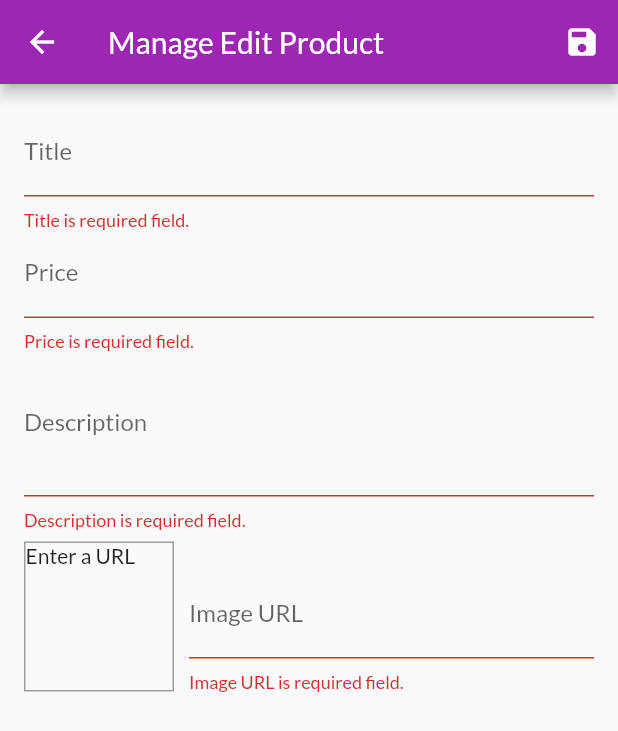
After one commit to bladerangel/shop_web_app, a Flutter app: the ManageEditProductScreen screen opened by its route, after a tap on the "save" icon, on a phone screen of 412 x 824 dp. The commit adds this screen. Shown: the top 731 px of the screen. Run offline on Flutter 3.47's test engine with Material 2 defaults, Android fonts, the phone set to English and light mode, and no system bars; network calls fail.

Commit message:
Create manage products

```diff
--- a/lib/main.dart
+++ b/lib/main.dart
@@ -1,5 +1,7 @@
 import 'package:flutter/material.dart';
 import 'package:provider/provider.dart';
+import './screens/manage_edit_product_screen.dart';
+import './screens/manage_products_screen.dart';
 import './screens/orders_screen.dart';
 import './providers/orders_provider.dart';
 import './screens/cart_screen.dart';
@@ -37,6 +39,8 @@ class App extends StatelessWidget {
           ProductDetailScreen.route: (ctx) => ProductDetailScreen(),
           CartScreen.route: (ctx) => CartScreen(),
           OrderScreen.route: (ctx) => OrderScreen(),
+          ManageProductsScreen.route: (ctx) => ManageProductsScreen(),
+          ManageEditProductScreen.route: (ctx) => ManageEditProductScreen(),
         },
       ),
     );
--- a/lib/providers/cart_provider.dart
+++ b/lib/providers/cart_provider.dart
@@ -11,6 +11,17 @@ class CartItem {
     @required this.product,
     @required this.quantity,
   });
+
+  CartItem copy({
+    int id,
+    ProductProvider product,
+    int quantity,
+  }) =>
+      CartItem(
+        id: id ?? this.id,
+        product: product ?? this.product,
+        quantity: quantity ?? this.quantity,
+      );
 }
 
 class CartProvider with ChangeNotifier {
@@ -43,12 +54,7 @@ class CartProvider with ChangeNotifier {
         ),
       );
     } else {
-      final item = _items[index];
-      _items[index] = CartItem(
-        id: item.id,
-        product: item.product,
-        quantity: item.quantity + 1,
-      );
+      _items[index] = _items[index].copy(quantity: _items[index].quantity + 1);
     }
 
     notifyListeners();
@@ -60,15 +66,10 @@ class CartProvider with ChangeNotifier {
       return;
     }
 
-    final item = _items[index];
     if (_items[index].quantity > 1) {
-      _items[index] = CartItem(
-        id: item.id,
-        product: item.product,
-        quantity: item.quantity - 1,
-      );
+      _items[index] = _items[index].copy(quantity: _items[index].quantity - 1);
     } else {
-      _items.remove(item);
+      _items.remove(_items[index]);
     }
 
     notifyListeners();
--- a/lib/providers/orders_provider.dart
+++ b/lib/providers/orders_provider.dart
@@ -11,6 +11,17 @@ class OrderItem {
     @required this.cart,
     @required this.dateTime,
   });
+
+  OrderItem copy({
+    int id,
+    CartProvider cart,
+    DateTime dateTime,
+  }) =>
+      OrderItem(
+        id: id ?? this.id,
+        cart: cart ?? this.cart,
+        dateTime: dateTime ?? this.dateTime,
+      );
 }
 
 class OrdersProvider with ChangeNotifier {
@@ -21,7 +32,7 @@ class OrdersProvider with ChangeNotifier {
     _orders.insert(
       0,
       OrderItem(
-        id: DateTime.now().microsecondsSinceEpoch,
+        id: DateTime.now().millisecondsSinceEpoch,
         cart: cart,
         dateTime: DateTime.now(),
       ),
--- a/lib/providers/product_provider.dart
+++ b/lib/providers/product_provider.dart
@@ -17,6 +17,23 @@ class ProductProvider with ChangeNotifier {
     this.isFavorite = false,
   });
 
+  ProductProvider copy({
+    int id,
+    String title,
+    String description,
+    double price,
+    String imageUrl,
+    bool isFavorite,
+  }) =>
+      ProductProvider(
+        id: id ?? this.id,
+        title: title ?? this.title,
+        description: description ?? this.description,
+        price: price ?? this.price,
+        imageUrl: imageUrl ?? this.imageUrl,
+        isFavorite: isFavorite ?? this.isFavorite,
+      );
+
   void toogleFavorite() {
     isFavorite = !isFavorite;
     notifyListeners();
--- a/lib/providers/products_provider.dart
+++ b/lib/providers/products_provider.dart
@@ -48,11 +48,24 @@ class ProductsProvider with ChangeNotifier {
   void addProduct(
     ProductProvider product,
   ) {
-    _products.add(product);
+    ProductProvider newProduct =
+        product.copy(id: DateTime.now().millisecondsSinceEpoch);
+    _products.add(newProduct);
     notifyListeners();
   }
 
-  ProductProvider findById(int id) => _products.firstWhere(
-        (product) => product.id == id,
-      );
+  updateProduct(
+    ProductProvider product,
+  ) {
+    int index = _products.indexWhere((product) => product == product);
+    _products[index] = product;
+    notifyListeners();
+  }
+
+  deleteProduct(
+    ProductProvider product,
+  ) {
+    _products.remove(product);
+    notifyListeners();
+  }
 }
--- /dev/null
+++ b/lib/screens/manage_edit_product_screen.dart
@@ -0,0 +1,247 @@
+import 'package:flutter/material.dart';
+import 'package:provider/provider.dart';
+import '../providers/product_provider.dart';
+import '../providers/products_provider.dart';
+
+class ManageEditProductScreen extends StatefulWidget {
+  static const route = '/manage_edit_product';
+
+  @override
+  _ManageEditProductScreenState createState() =>
+      _ManageEditProductScreenState();
+}
+
+class _ManageEditProductScreenState extends State<ManageEditProductScreen> {
+  final _priceFocusNode = FocusNode();
+  final _descriptionFocusNode = FocusNode();
+  final _imageUrlFocusNode = FocusNode();
+  final _imageUrlController = TextEditingController();
+  final _form = GlobalKey<FormState>();
+  bool _isInit = true;
+
+  ProductProvider _editProduct = ProductProvider(
+    id: null,
+    title: null,
+    description: null,
+    price: null,
+    imageUrl: null,
+  );
+
+  @override
+  void initState() {
+    _imageUrlFocusNode.addListener(_updateImageUrl);
+    super.initState();
+  }
+
+  @override
+  void didChangeDependencies() {
+    if (_isInit) {
+      final ProductProvider product = ModalRoute.of(context).settings.arguments;
+      if (product != null) {
+        _editProduct = product;
+        _imageUrlController.text = _editProduct.imageUrl;
+      }
+    }
+    _isInit = false;
+    super.didChangeDependencies();
+  }
+
+  @override
+  void dispose() {
+    _priceFocusNode.dispose();
+    _descriptionFocusNode.dispose();
+    _imageUrlFocusNode.removeListener(_updateImageUrl);
+    _imageUrlFocusNode.dispose();
+    _imageUrlController.dispose();
+    super.dispose();
+  }
+
+  void _updateImageUrl() {
+    if (!_imageUrlFocusNode.hasFocus &&
+        ((!_imageUrlController.text.startsWith('http') &&
+                !_imageUrlController.text.startsWith('https')) ||
+            (!_imageUrlController.text.endsWith('.jpg') &&
+                !_imageUrlController.text.endsWith('.jpeg') &&
+                !_imageUrlController.text.endsWith('.png')))) {
+      return;
+    }
+    setState(() {});
+  }
+
+  void _saveForm() {
+    if (!_form.currentState.validate()) {
+      return;
+    }
+    _form.currentState.save();
+
+    if (_editProduct.id != null) {
+      final ProductsProvider productsProvider =
+          Provider.of<ProductsProvider>(context, listen: false);
+      productsProvider.updateProduct(_editProduct);
+    } else {
+      final ProductsProvider productsProvider =
+          Provider.of<ProductsProvider>(context, listen: false);
+      productsProvider.addProduct(_editProduct);
+    }
+
+    Navigator.of(context).pop();
+  }
+
+  @override
+  Widget build(BuildContext context) {
+    return Scaffold(
+      appBar: AppBar(
+        title: Text(
+          'Manage Edit Product',
+        ),
+        actions: [
+          IconButton(
+            icon: Icon(
+              Icons.save,
+            ),
+            onPressed: _saveForm,
+          ),
+        ],
+      ),
+      body: Padding(
+        padding: EdgeInsets.all(16.0),
+        child: Form(
+          key: _form,
+          child: ListView(
+            children: [
+              TextFormField(
+                initialValue: _editProduct.title,
+                decoration: InputDecoration(
+                  labelText: 'Title',
+                ),
+                textInputAction: TextInputAction.next,
+                onFieldSubmitted: (value) =>
+                    FocusScope.of(context).requestFocus(
+                  _priceFocusNode,
+                ),
+                onSaved: (value) => _editProduct = _editProduct.copy(
+                  title: value,
+                ),
+                validator: (value) =>
+                    value.isEmpty ? 'Title is required field.' : null,
+              ),
+              TextFormField(
+                initialValue: _editProduct.price?.toString(),
+                decoration: InputDecoration(
+                  labelText: 'Price',
+                ),
+                textInputAction: TextInputAction.next,
+                keyboardType: TextInputType.number,
+                focusNode: _priceFocusNode,
+                onFieldSubmitted: (value) =>
+                    FocusScope.of(context).requestFocus(
+                  _descriptionFocusNode,
+                ),
+                onSaved: (value) => _editProduct = _editProduct.copy(
+                  price: double.parse(value),
+                ),
+                validator: (value) {
+                  if (value.isEmpty) {
+                    return 'Price is required field.';
+                  }
+
+                  if (double.tryParse(value) == null) {
+                    return 'Price is invalid number.';
+                  }
+
+                  if (double.tryParse(value) <= 0) {
+                    return 'Price must be greater than 0.';
+                  }
+
+                  return null;
+                },
+              ),
+              TextFormField(
+                initialValue: _editProduct.description,
+                decoration: InputDecoration(
+                  labelText: 'Description',
+                ),
+                maxLines: 3,
+                keyboardType: TextInputType.multiline,
+                focusNode: _descriptionFocusNode,
+                onSaved: (value) => _editProduct = _editProduct.copy(
+                  description: value,
+                ),
+                validator: (value) {
+                  if (value.isEmpty) {
+                    return 'Description is required field.';
+                  }
+
+                  if (value.length < 10) {
+                    return 'Description must be greater than 10.';
+                  }
+
+                  return null;
+                },
+              ),
+              Row(
+                crossAxisAlignment: CrossAxisAlignment.end,
+                children: [
+                  Container(
+                    width: 100,
+                    height: 100,
+                    margin: EdgeInsets.only(
+                      top: 8,
+                      right: 10,
+                    ),
+                    decoration: BoxDecoration(
+                      border: Border.all(
+                        width: 1,
+                        color: Colors.grey,
+                      ),
+                    ),
+                    child: _imageUrlController.text.isEmpty
+                        ? Text('Enter a URL')
+                        : FittedBox(
+                            child: Image.network(_imageUrlController.text),
+                            fit: BoxFit.cover,
+                          ),
+                  ),
+                  Expanded(
+                    child: TextFormField(
+                      decoration: InputDecoration(
+                        labelText: 'Image URL',
+                      ),
+                      keyboardType: TextInputType.url,
+                      textInputAction: TextInputAction.done,
+                      controller: _imageUrlController,
+                      focusNode: _imageUrlFocusNode,
+                      onFieldSubmitted: (value) {
+                        _saveForm();
+                      },
+                      onSaved: (value) => _editProduct = _editProduct.copy(
+                        imageUrl: value,
+                      ),
+                      validator: (value) {
+                        if (value.isEmpty) {
+                          return 'Image URL is required field.';
+                        }
+
+                        if (!value.startsWith('http') &&
+                            !value.startsWith('https')) {
+                          return 'Image URL is invalid url.';
+                        }
+
+                        if (!value.endsWith('.jpg') &&
+                            !value.endsWith('.jpeg') &&
+                            !value.endsWith('.png')) {
+                          return 'Image URL is invalid extension.';
+                        }
+                        return null;
+                      },
+                    ),
+                  ),
+                ],
+              ),
+            ],
+          ),
+        ),
+      ),
+    );
+  }
+}
--- a/lib/screens/product_detail_screen.dart
+++ b/lib/screens/product_detail_screen.dart
@@ -1,15 +1,14 @@
 import 'package:flutter/material.dart';
-import 'package:provider/provider.dart';
-import '../providers/products_provider.dart';
+
+import '../providers/product_provider.dart';
 
 class ProductDetailScreen extends StatelessWidget {
   static const route = '/product_detail';
 
   @override
   Widget build(BuildContext context) {
-    final id = ModalRoute.of(context).settings.arguments;
-    final product =
-        Provider.of<ProductsProvider>(context, listen: false).findById(id);
+    final ProductProvider product = ModalRoute.of(context).settings.arguments;
+
     return Scaffold(
       appBar: AppBar(
         title: Text(product.title),
--- /dev/null
+++ b/lib/widgets/manage_product_widget.dart
@@ -0,0 +1,51 @@
+import 'package:flutter/material.dart';
+import 'package:provider/provider.dart';
+import '../providers/products_provider.dart';
+import '../providers/product_provider.dart';
+import '../screens/manage_edit_product_screen.dart';
+
+class ManageProductWidget extends StatelessWidget {
+  final ProductProvider product;
+
+  const ManageProductWidget({
+    Key key,
+    @required this.product,
+  }) : super(key: key);
+  @override
+  Widget build(BuildContext context) {
+    return ListTile(
+      title: Text(
+        product.title,
+      ),
+      leading: CircleAvatar(
+        backgroundImage: NetworkImage(
+          product.imageUrl,
+        ),
+      ),
+      trailing: Container(
+        width: 100,
+        child: Row(
+          children: [
+            IconButton(
+              icon: Icon(Icons.edit),
+              onPressed: () => Navigator.of(context).pushNamed(
+                ManageEditProductScreen.route,
+                arguments: product,
+              ),
+              color: Theme.of(context).primaryColor,
+            ),
+            IconButton(
+              icon: Icon(Icons.delete),
+              onPressed: () {
+                final ProductsProvider productsProvider =
+                    Provider.of<ProductsProvider>(context, listen: false);
+                productsProvider.deleteProduct(product);
+              },
+              color: Theme.of(context).errorColor,
+            ),
+          ],
+        ),
+      ),
+    );
+  }
+}
--- a/lib/widgets/product_item_widget.dart
+++ b/lib/widgets/product_item_widget.dart
@@ -26,7 +26,7 @@ class ProductItemWidget extends StatelessWidget {
           ),
           onTap: () => Navigator.of(context).pushNamed(
             ProductDetailScreen.route,
-            arguments: product.id,
+            arguments: product,
           ),
         ),
         footer: GridTileBar(
```
Also changed, not shown: lib/screens/manage_products_screen.dart (added, +44 -0 lines), lib/widgets/drawer_widget.dart (+11 -6 lines).
